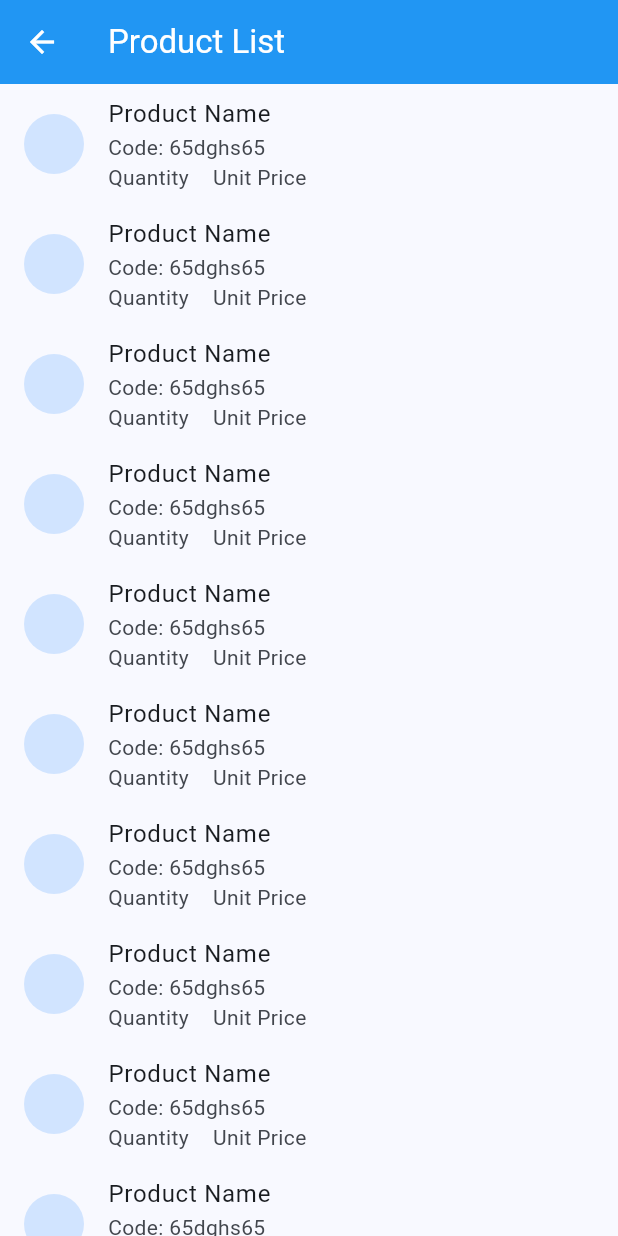
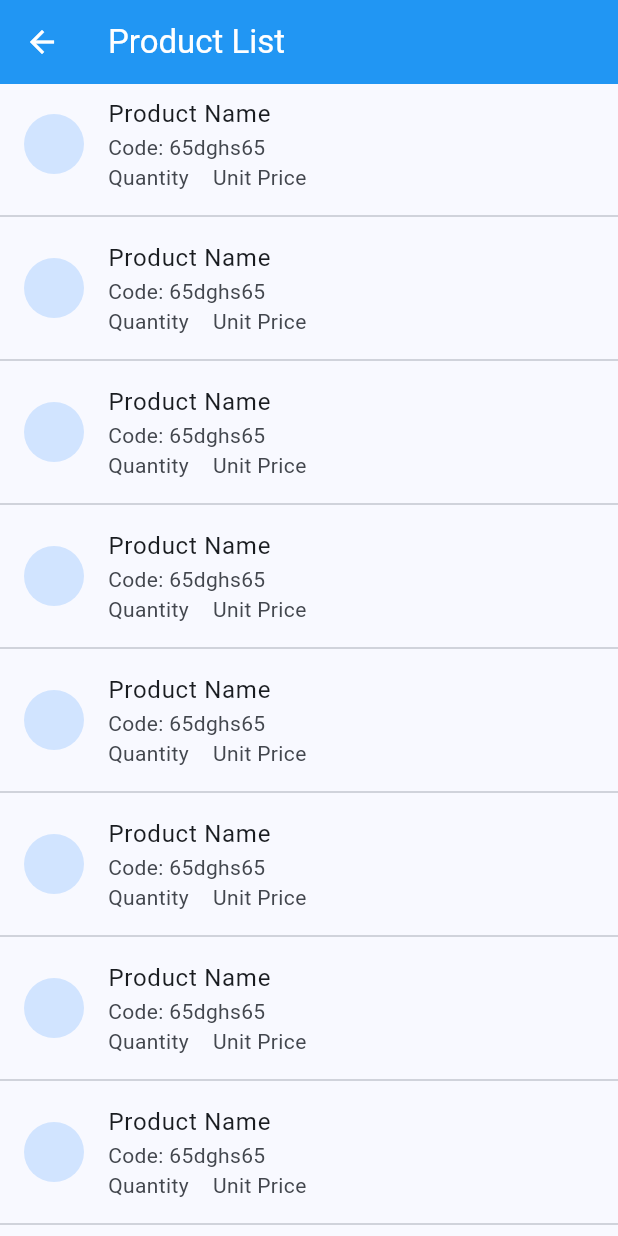
Before and after one commit to majidbhuiyan20/Flutter-Practice, a Flutter app: the CrudAppScreen screen opened by its route, on a phone screen of 412 x 824 dp. Run offline on Flutter 3.47's test engine with Material 3 defaults, Android fonts, the phone set to English and light mode, and no system bars; our stand-ins replace badges, cloud_firestore, firebase_auth, firebase_core, flutter_local_notifications, flutter_riverpod and 6 more; accounts and stored records are empty.

```diff
--- a/lib/project/crud_app/crud_app_screen.dart
+++ b/lib/project/crud_app/crud_app_screen.dart
@@ -22,7 +22,7 @@ class _CrudAppScreenState extends State<CrudAppScreen> {
           onPressed: () => Navigator.of(context).pop(),
         ),
       ),
-      body: ListView.builder(
+      body: ListView.separated(
           itemCount: 10,
           itemBuilder: (context, index){
         return ListTile(
@@ -44,7 +44,12 @@ class _CrudAppScreenState extends State<CrudAppScreen> {
 
           ),
         );
-      }),
+      },
+        separatorBuilder: (context, index) {
+            return Divider();
+        }
+      ),
+
     );
   }
 }
```
